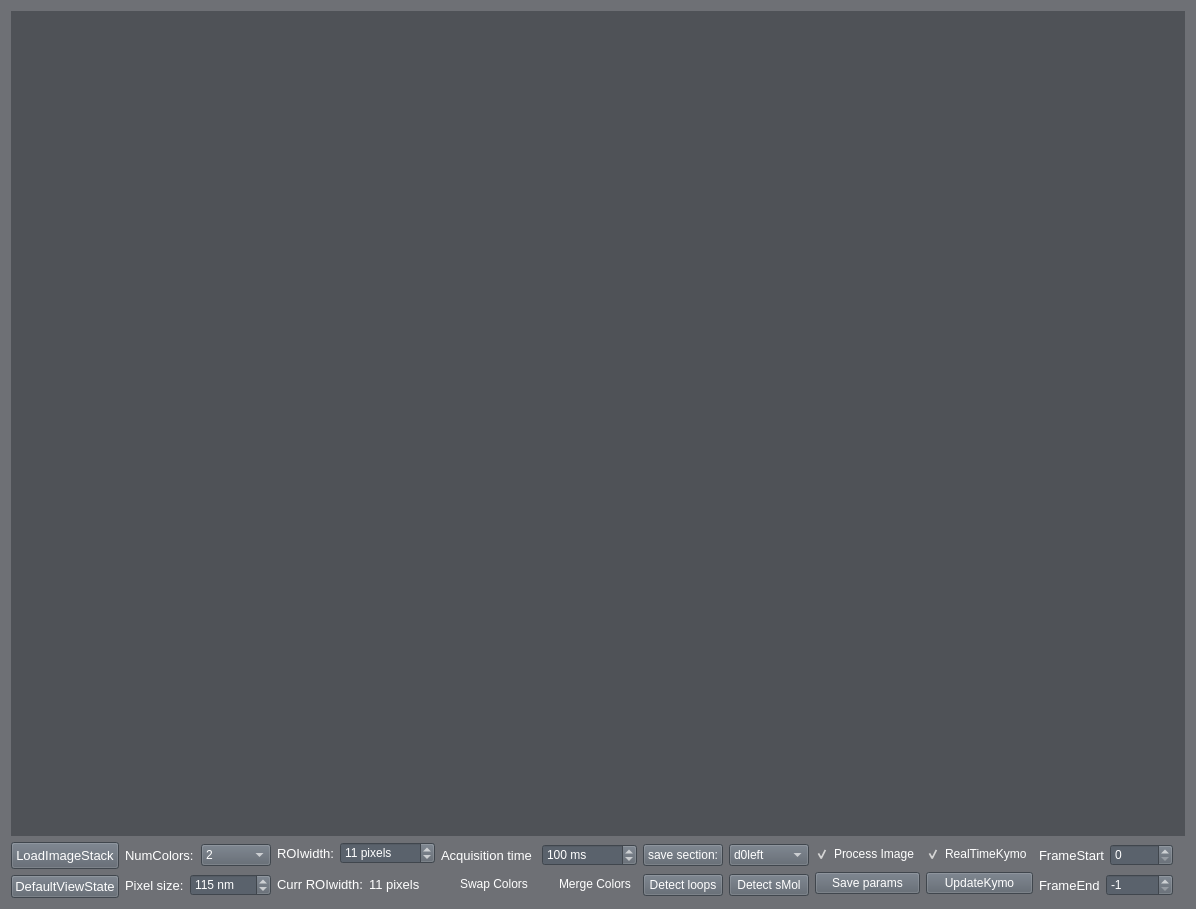
This is leads/gui/kymograph_ui.ui in biswajitSM/LEADS as Qt 5 draws it before an edit. The edited form follows.
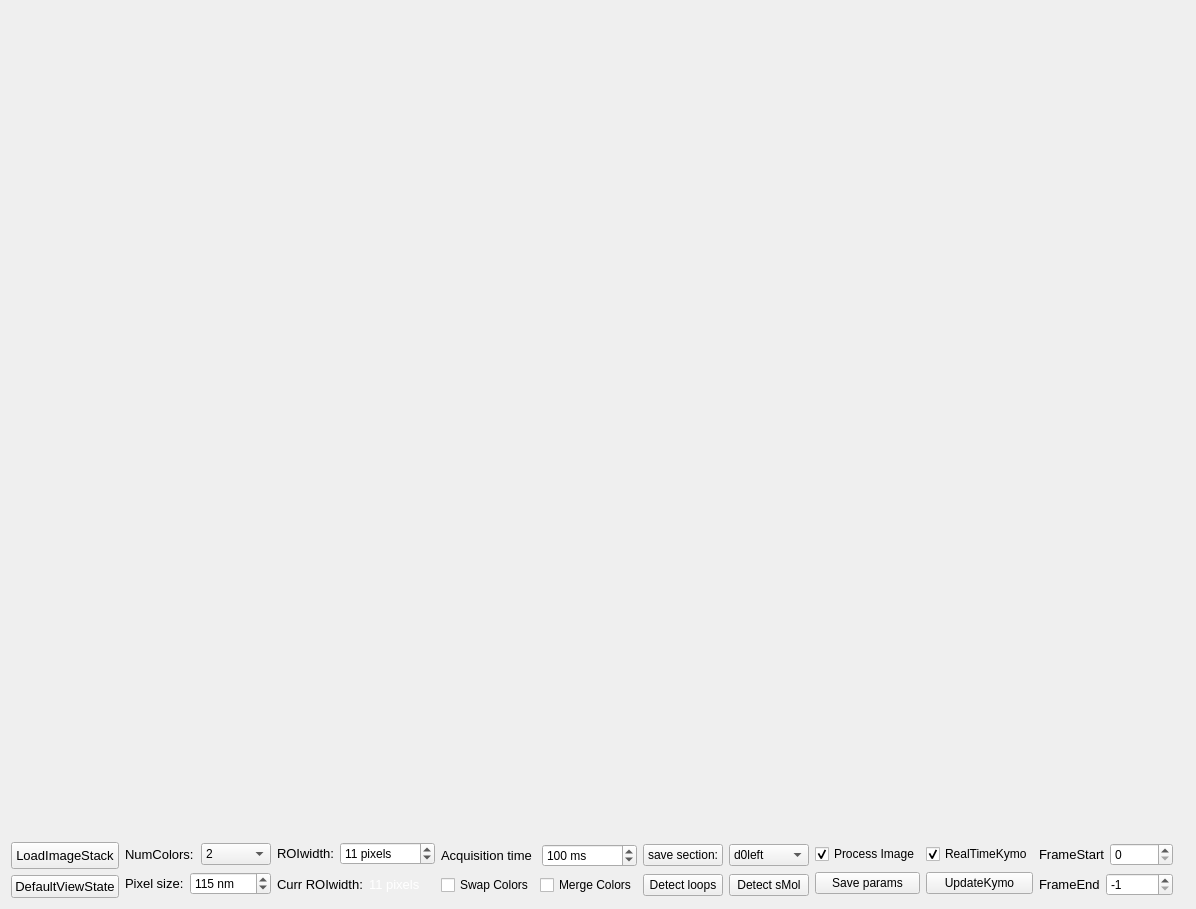
This is the edited form. Icons and pictures are not drawn.

Commit message: all colors removed and darktheme from a package

```diff
--- a/leads/gui/kymograph_ui.ui
+++ b/leads/gui/kymograph_ui.ui
@@ -18,7 +18,7 @@
     <normaloff>assets/kymograph_window_bar.png</normaloff>assets/kymograph_window_bar.png</iconset>
   </property>
   <property name="styleSheet">
-   <string notr="true">background-color: rgba(38, 41, 48, 108);</string>
+   <string notr="true"/>
   </property>
   <layout class="QGridLayout" name="gridLayout">
    <item row="0" column="0">
@@ -58,8 +58,7 @@
           </font>
          </property>
          <property name="styleSheet">
-          <string notr="true">color: rgba(255, 255, 255, 255);
-background-color: rgb(90, 98, 108);</string>
+          <string notr="true"/>
          </property>
          <property name="text">
           <string>LoadImageStack</string>
@@ -74,8 +73,7 @@
           </font>
          </property>
          <property name="styleSheet">
-          <string notr="true">color: rgba(255, 255, 255, 255);
-background-color: rgb(90, 98, 108);</string>
+          <string notr="true"/>
          </property>
          <property name="text">
           <string>DefaultViewState</string>
@@ -96,8 +94,7 @@
             </font>
            </property>
            <property name="styleSheet">
-            <string notr="true">color: rgba(255, 255, 255, 255);
-background-color: rgba(255, 255, 255, 0);</string>
+            <string notr="true"/>
            </property>
            <property name="text">
             <string>NumColors:</string>
@@ -107,8 +104,7 @@
          <item>
           <widget class="QComboBox" name="numColorsComboBox_3">
            <property name="styleSheet">
-            <string notr="true">color: rgba(255, 255, 255, 255);
-background-color: rgb(90, 98, 108);</string>
+            <string notr="true"/>
            </property>
            <property name="currentText">
             <string>2</string>
@@ -137,8 +133,7 @@
             </font>
            </property>
            <property name="styleSheet">
-            <string notr="true">color: rgba(255, 255, 255, 255);
-background-color: rgb(255, 255, 108, 0);</string>
+            <string notr="true"/>
            </property>
            <property name="text">
             <string>Pixel size:</string>
@@ -148,8 +143,7 @@
          <item>
           <widget class="QSpinBox" name="pixelSizeSpinBox">
            <property name="styleSheet">
-            <string notr="true">color: rgba(255, 255, 255, 255);
-background-color: rgb(90, 98, 108);</string>
+            <string notr="true"/>
            </property>
            <property name="suffix">
             <string> nm</string>
@@ -180,8 +174,7 @@
               </font>
              </property>
              <property name="styleSheet">
-              <string notr="true">color: rgba(255, 255, 255, 255);
-background-color: rgb(90, 98, 108, 0);</string>
+              <string notr="true"/>
              </property>
              <property name="text">
               <string>ROIwidth:</string>
@@ -191,8 +184,7 @@
            <item>
             <widget class="QSpinBox" name="roiWidthSpinBox">
              <property name="styleSheet">
-              <string notr="true">color: rgba(255, 255, 255, 255);
-background-color: rgb(90, 98, 108);</string>
+              <string notr="true"/>
              </property>
              <property name="suffix">
               <string> pixels</string>
@@ -223,8 +215,7 @@
               </font>
              </property>
              <property name="styleSheet">
-              <string notr="true">color: rgba(255, 255, 255, 255);
-background-color: rgb(90, 98, 108, 0);</string>
+              <string notr="true"/>
              </property>
              <property name="text">
               <string>Curr ROIwidth:</string>
@@ -265,8 +256,7 @@
             </font>
            </property>
            <property name="styleSheet">
-            <string notr="true">color: rgba(255, 255, 255, 255);
-background-color: rgb(255, 255, 108, 0);</string>
+            <string notr="true"/>
            </property>
            <property name="text">
             <string>Acquisition time</string>
@@ -276,8 +266,7 @@
          <item>
           <widget class="QSpinBox" name="AcquisitionTimeSpinBox_2">
            <property name="styleSheet">
-            <string notr="true">color: rgba(255, 255, 255, 255);
-background-color: rgb(90, 98, 108);</string>
+            <string notr="true"/>
            </property>
            <property name="suffix">
             <string> ms</string>
@@ -295,8 +284,7 @@
        <item row="1" column="0">
         <widget class="QCheckBox" name="swapColorsCheckBox">
          <property name="styleSheet">
-          <string notr="true">color: rgba(255, 255, 255, 255);
-background-color: rgb(90, 98, 108, 0);</string>
+          <string notr="true"/>
          </property>
          <property name="text">
           <string>Swap Colors</string>
@@ -309,8 +297,7 @@
        <item row="1" column="1">
         <widget class="QCheckBox" name="mergeColorsCheckBox">
          <property name="styleSheet">
-          <string notr="true">color: rgba(255, 255, 255, 255);
-background-color: rgb(90, 98, 108, 0);</string>
+          <string notr="true"/>
          </property>
          <property name="text">
           <string>Merge Colors</string>
@@ -329,8 +316,7 @@
          <item>
           <widget class="QPushButton" name="detectLoopsBtn">
            <property name="styleSheet">
-            <string notr="true">color: rgba(255, 255, 255, 255);
-background-color: rgb(90, 98, 108);</string>
+            <string notr="true"/>
            </property>
            <property name="text">
             <string>Detect loops</string>
@@ -340,8 +326,7 @@
          <item>
           <widget class="QPushButton" name="detectsMolBtn">
            <property name="styleSheet">
-            <string notr="true">color: rgba(255, 255, 255, 255);
-background-color: rgb(90, 98, 108);</string>
+            <string notr="true"/>
            </property>
            <property name="text">
             <string>Detect sMol</string>
@@ -355,8 +340,7 @@
          <item>
           <widget class="QPushButton" name="saveSectionBtn">
            <property name="styleSheet">
-            <string notr="true">color: rgba(255, 255, 255, 255);
-background-color: rgb(90, 98, 108);</string>
+            <string notr="true"/>
            </property>
            <property name="text">
             <string>save section:</string>
@@ -366,8 +350,7 @@
          <item>
           <widget class="QComboBox" name="saveSectionComboBox">
            <property name="styleSheet">
-            <string notr="true">color: rgba(255, 255, 255, 255);
-background-color: rgb(90, 98, 108);</string>
+            <string notr="true"/>
            </property>
            <item>
             <property name="text">
@@ -410,8 +393,7 @@
        <item>
         <widget class="QCheckBox" name="processImageCheckBox">
          <property name="styleSheet">
-          <string notr="true">color: rgba(255, 255, 255, 255);
-background-color: rgb(90, 98, 108, 0);</string>
+          <string notr="true"/>
          </property>
          <property name="text">
           <string>Process Image</string>
@@ -424,8 +406,7 @@
        <item>
         <widget class="QPushButton" name="saveParamsBtn">
          <property name="styleSheet">
-          <string notr="true">color: rgba(255, 255, 255, 255);
-background-color: rgb(90, 98, 108);</string>
+          <string notr="true"/>
          </property>
          <property name="text">
           <string>Save params</string>
@@ -439,8 +420,7 @@
        <item row="0" column="0">
         <widget class="QCheckBox" name="RealTimeKymoCheckBox">
          <property name="styleSheet">
-          <string notr="true">color: rgba(255, 255, 255, 255);
-background-color: rgb(90, 98, 108, 0);</string>
+          <string notr="true"/>
          </property>
          <property name="text">
           <string>RealTimeKymo</string>
@@ -453,8 +433,7 @@
        <item row="1" column="0">
         <widget class="QPushButton" name="updateKymoBtn">
          <property name="styleSheet">
-          <string notr="true">color: rgba(255, 255, 255, 255);
-background-color: rgb(90, 98, 108);</string>
+          <string notr="true"/>
          </property>
          <property name="text">
           <string>UpdateKymo</string>
@@ -475,8 +454,7 @@
             </font>
            </property>
            <property name="styleSheet">
-            <string notr="true">color: rgba(255, 255, 255, 255);
-background-color: rgb(255, 255, 108, 0);</string>
+            <string notr="true"/>
            </property>
            <property name="text">
             <string>FrameStart</string>
@@ -486,8 +464,7 @@
          <item>
           <widget class="QSpinBox" name="frameStartSpinBox">
            <property name="styleSheet">
-            <string notr="true">color: rgba(255, 255, 255, 255);
-background-color: rgb(90, 98, 108);</string>
+            <string notr="true"/>
            </property>
            <property name="keyboardTracking">
             <bool>false</bool>
@@ -515,8 +492,7 @@
             </font>
            </property>
            <property name="styleSheet">
-            <string notr="true">color: rgba(255, 255, 255, 255);
-background-color: rgb(255, 255, 108, 0);</string>
+            <string notr="true"/>
            </property>
            <property name="text">
             <string>FrameEnd</string>
@@ -526,8 +502,7 @@
          <item>
           <widget class="QSpinBox" name="frameEndSpinBox">
            <property name="styleSheet">
-            <string notr="true">color: rgba(255, 255, 255, 255);
-background-color: rgb(90, 98, 108);</string>
+            <string notr="true"/>
            </property>
            <property name="keyboardTracking">
             <bool>false</bool>
```
The commit also changes 1 other file.
